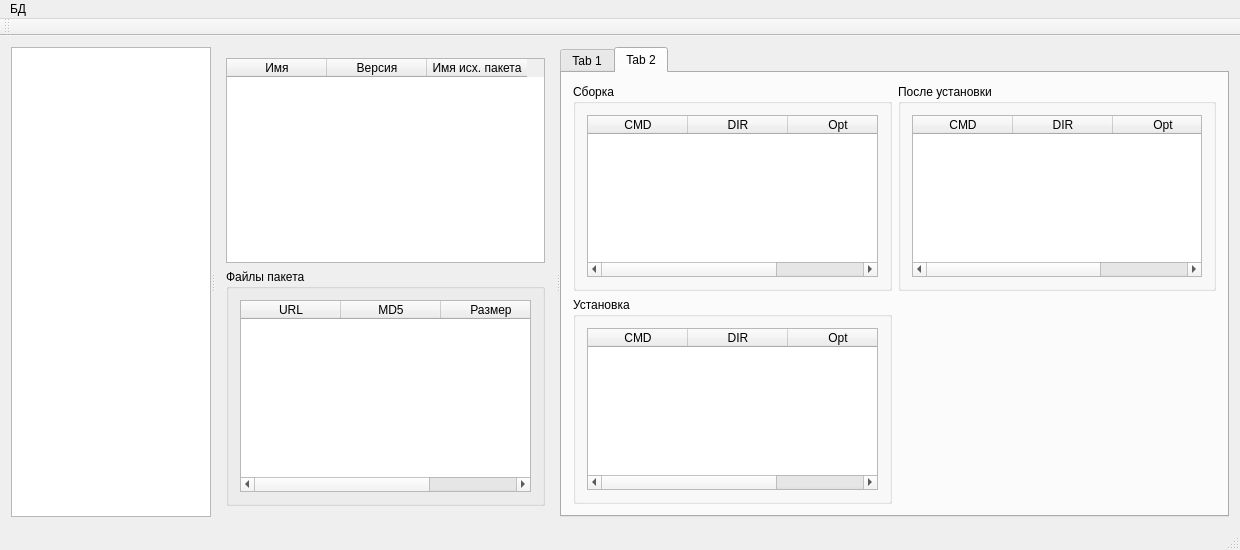
andreili/pkg_mngr, file editor/mainwindow.ui: the form before one commit.
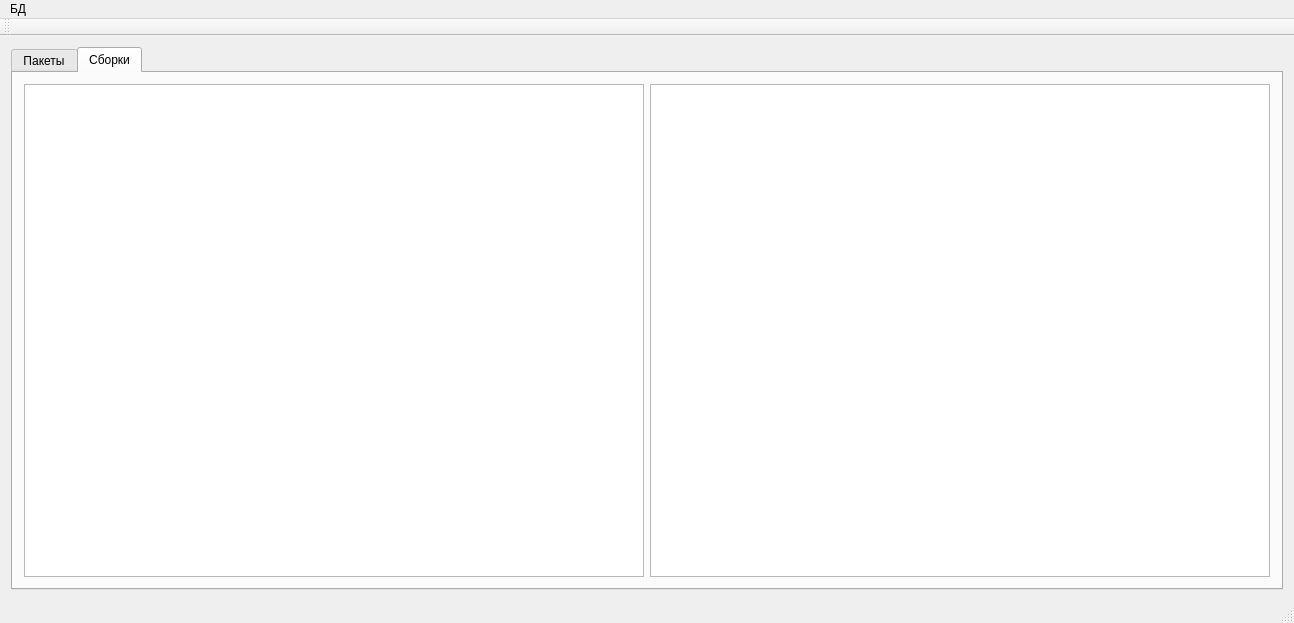
The form after the commit.

Commit message: Добавлен раздел с наборами ПО

Diff of the .ui file:
```diff
--- a/editor/mainwindow.ui
+++ b/editor/mainwindow.ui
@@ -6,8 +6,8 @@
    <rect>
     <x>0</x>
     <y>0</y>
-    <width>1240</width>
-    <height>550</height>
+    <width>1294</width>
+    <height>623</height>
    </rect>
   </property>
   <property name="windowTitle">
@@ -16,6 +16,16 @@
   <widget class="QWidget" name="centralWidget">
    <layout class="QHBoxLayout" name="horizontalLayout_7">
     <item>
+     <widget class="QTabWidget" name="tabWidget">
+      <property name="currentIndex">
+       <number>1</number>
+      </property>
+      <widget class="QWidget" name="tab_pkg">
+       <attribute name="title">
+        <string>Пакеты</string>
+       </attribute>
+       <layout class="QHBoxLayout" name="horizontalLayout_10">
+        <item>
      <widget class="QSplitter" name="splitter">
       <property name="orientation">
        <enum>Qt::Horizontal</enum>
@@ -102,11 +112,11 @@
         </item>
        </layout>
       </widget>
-      <widget class="QTabWidget" name="tabWidget">
+          <widget class="QTabWidget" name="tabWidget_2">
        <property name="currentIndex">
         <number>1</number>
        </property>
-       <widget class="QWidget" name="tab">
+           <widget class="QWidget" name="tab_3">
         <attribute name="title">
          <string>Tab 1</string>
         </attribute>
@@ -217,7 +227,7 @@
          </item>
         </layout>
        </widget>
-       <widget class="QWidget" name="tab_2">
+           <widget class="QWidget" name="tab_4">
         <attribute name="title">
          <string>Tab 2</string>
         </attribute>
@@ -322,13 +332,30 @@
     </item>
    </layout>
   </widget>
+      <widget class="QWidget" name="tab_sets">
+       <attribute name="title">
+        <string>Сборки</string>
+       </attribute>
+       <layout class="QHBoxLayout" name="horizontalLayout_11">
+        <item>
+         <widget class="QListWidget" name="lw_sets"/>
+        </item>
+        <item>
+         <widget class="QListWidget" name="lw_set"/>
+        </item>
+       </layout>
+      </widget>
+     </widget>
+    </item>
+   </layout>
+  </widget>
   <widget class="QMenuBar" name="menuBar">
    <property name="geometry">
     <rect>
      <x>0</x>
      <y>0</y>
-     <width>1240</width>
-     <height>20</height>
+     <width>1294</width>
+     <height>24</height>
     </rect>
    </property>
    <widget class="QMenu" name="mOpen">
```
Lines whose indentation alone changed are shown as unchanged. The commit also changes 2 other files.
